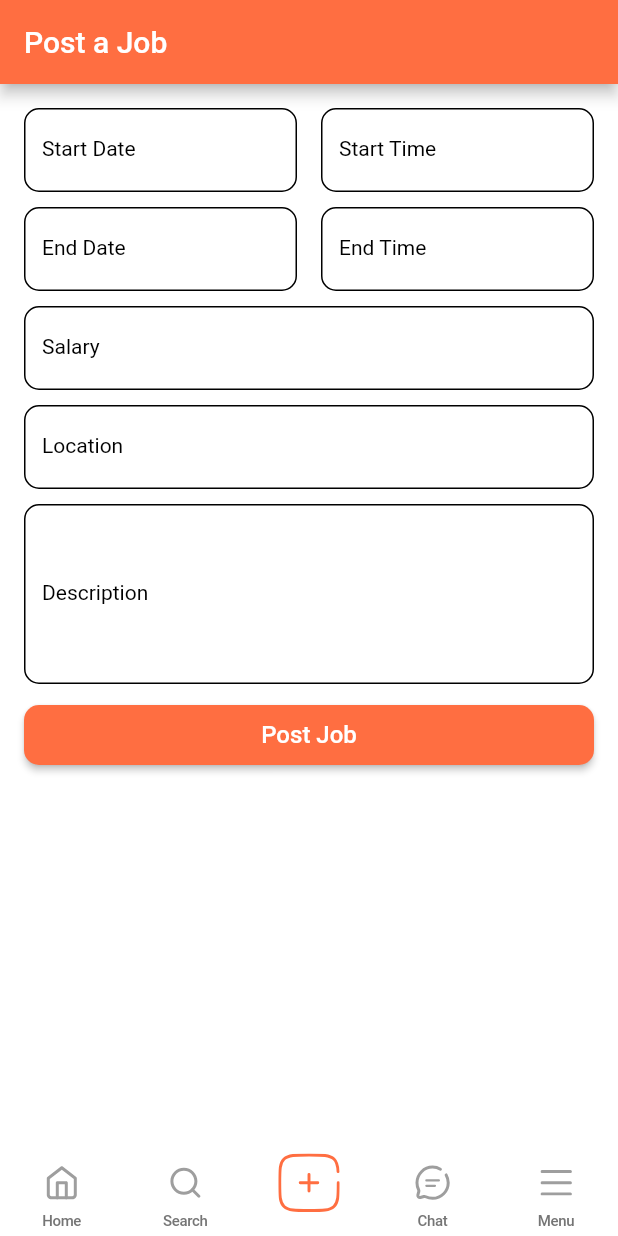
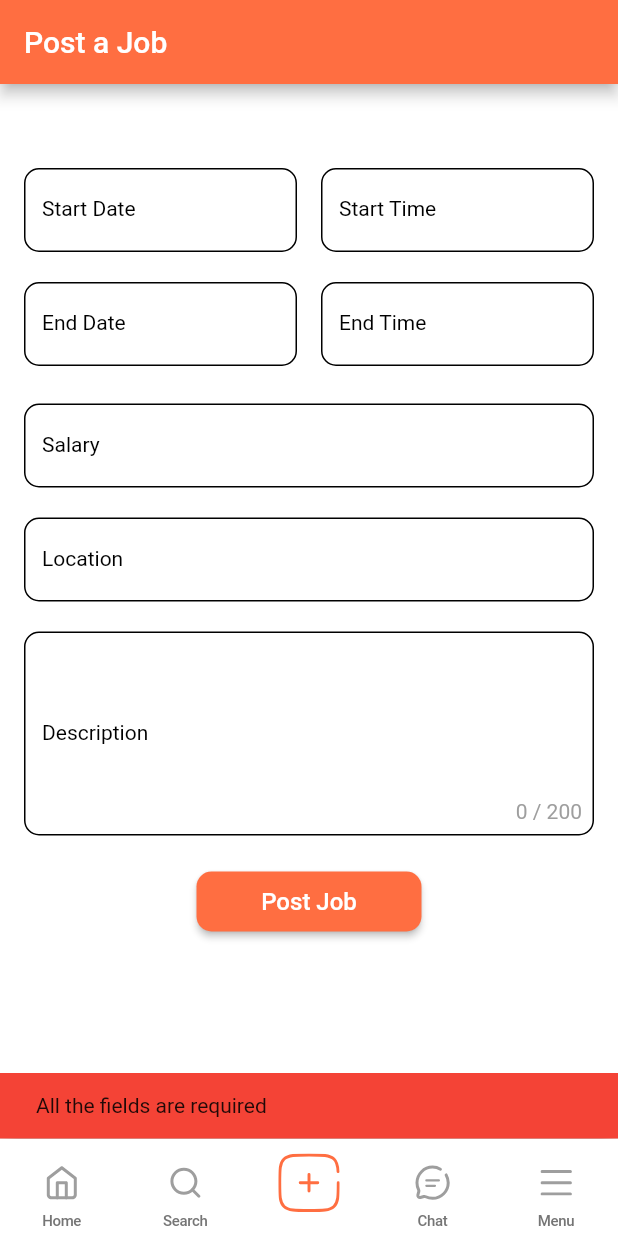
Before and after one commit to bathiyapathum/PartTimeNow_flutter_app, a Flutter app: the screen it shows once a user with an empty profile is signed in, item 3 of the bottom bar chosen, after a tap on "Post Job", on a phone screen of 412 x 824 dp. Run offline on Flutter 3.47's test engine with Material 2 defaults, Android fonts, the light colour scheme and no system bars; our stand-ins replace cloud_firestore, firebase_auth, firebase_core, firebase_storage, flutter_svg, image_picker and 3 more; accounts and stored records are empty; network calls fail; project files that could hold a hidden picture were left out.

Commit message:
Add Features

```diff
--- a/lib/screens/post_job_screen.dart
+++ b/lib/screens/post_job_screen.dart
@@ -3,10 +3,9 @@ import 'package:parttimenow_flutter/resources/auth_method.dart';
 import 'package:parttimenow_flutter/utils/colors.dart';
 import 'package:parttimenow_flutter/utils/utills.dart';
 import 'package:intl/intl.dart';
-// Import your AuthMethod class
 
 class PostJobScreen extends StatefulWidget {
-  const PostJobScreen({super.key});
+  const PostJobScreen({Key? key}) : super(key: key);
 
   @override
   State<PostJobScreen> createState() => _PostJobScreenState();
@@ -20,6 +19,25 @@ class _PostJobScreenState extends State<PostJobScreen> {
   final TextEditingController salaryController = TextEditingController();
   final TextEditingController locationController = TextEditingController();
   final TextEditingController descriptionController = TextEditingController();
+
+  int descriptionLength = 0;
+
+  String? validateRequiredField(String? value) {
+    if (value == null || value.isEmpty) {
+      return 'This field is required';
+    }
+    return null;
+  }
+
+  @override
+  void initState() {
+    super.initState();
+    descriptionController.addListener(() {
+      setState(() {
+        descriptionLength = descriptionController.text.length;
+      });
+    });
+  }
 
   @override
   void dispose() {
@@ -41,7 +59,7 @@ class _PostJobScreenState extends State<PostJobScreen> {
       firstDate: DateTime(2000),
       lastDate: DateTime(2101),
     );
-    if (picked != null && picked != DateTime.now()) {
+    if (picked != null) {
       setState(() {
         controller.text = formatDate(picked);
       });
@@ -78,9 +96,11 @@ class _PostJobScreenState extends State<PostJobScreen> {
         title: const Text('Post a Job'),
         backgroundColor: mobileBackgroundColor,
       ),
-      body: Padding(
+      body: SingleChildScrollView(
+        // Wrap the Scaffold in a SingleChildScrollView
+        child: Padding(
           padding: const EdgeInsets.all(16.0),
-        child: ListView(
+          child: Column(
             children: [
               Column(
                 children: [
@@ -89,27 +109,23 @@ class _PostJobScreenState extends State<PostJobScreen> {
                     children: [
                       Expanded(
                         child: Container(
-                        margin: const EdgeInsets.only(
-                            right:
-                                8), // Add gap between Start Date and Start Time
-                        child:
-                            buildTextField('Start Date', startDateController),
+                          margin: const EdgeInsets.only(right: 8, top: 40),
+                          child: buildTextField(
+                              'Start Date', startDateController, _selectDate),
                         ),
                       ),
                       Expanded(
                         child: Container(
-                        margin: const EdgeInsets.only(
-                            left:
-                                8), // Add gap between Start Date and Start Time
-                        child:
-                            buildTextField('Start Time', startTimeController),
+                          margin: const EdgeInsets.only(left: 8, top: 40),
+                          child: buildTextField(
+                              'Start Time', startTimeController, _selectTime),
                         ),
                       ),
                     ],
                   ),
                 ],
               ),
-            const SizedBox(height: 10),
+              const SizedBox(height: 20),
               Column(
                 children: [
                   Row(
@@ -117,36 +133,49 @@ class _PostJobScreenState extends State<PostJobScreen> {
                     children: [
                       Expanded(
                         child: Container(
-                        margin: const EdgeInsets.only(
-                            right: 8), // Add gap between End Date and End Time
-                        child: buildTextField('End Date', endDateController),
+                          margin: const EdgeInsets.only(right: 8),
+                          child: buildTextField(
+                              'End Date', endDateController, _selectDate),
                         ),
                       ),
                       Expanded(
                         child: Container(
-                        margin: const EdgeInsets.only(
-                            left: 8), // Add gap between End Date and End Time
-                        child: buildTextField('End Time', endTimeController),
+                          margin: const EdgeInsets.only(left: 8),
+                          child: buildTextField(
+                              'End Time', endTimeController, _selectTime),
                         ),
                       ),
                     ],
                   ),
+                  SizedBox(height: 5),
                 ],
               ),
-            const SizedBox(height: 10),
-            buildTextField('Salary', salaryController),
-            const SizedBox(height: 10),
-            buildTextField('Location', locationController),
-            const SizedBox(height: 10),
+              const SizedBox(height: 20),
+              buildSalaryField(),
+              const SizedBox(height: 20),
+              buildLocationField(),
+              const SizedBox(height: 20),
               buildDescriptionField(),
-            const SizedBox(height: 10),
+              const SizedBox(height: 20),
               ElevatedButton(
                 onPressed: () async {
-                // Add a print statement to check if this code block is executed
+                  if (descriptionLength > 200) {
+                    showValidationError("Character limit exceeded!");
+                  } else {
+                    final validationError = getRequiredFieldsValidation();
+                    if (validationError != null) {
+                      showValidationError(validationError);
+                    } else {
                       logger.d("Post Job button pressed");
 
-                final startDate = DateTime.parse(startDateController.text);
+                      final startDate =
+                          DateTime.parse(startDateController.text);
                       final endDate = DateTime.parse(endDateController.text);
+
+                      if (endDate.isBefore(startDate)) {
+                        showValidationError(
+                            "End date must be after or equal to start date");
+                      } else {
                         final salary = double.parse(salaryController.text);
                         final location = locationController.text;
                         final description = descriptionController.text;
@@ -161,8 +190,6 @@ class _PostJobScreenState extends State<PostJobScreen> {
                           endTime: endTimeController.text,
                         );
 
-                // Handle successful job posting
-                // Clear text controllers or navigate to another screen as needed
                         startDateController.clear();
                         startTimeController.clear();
                         endDateController.clear();
@@ -170,75 +197,176 @@ class _PostJobScreenState extends State<PostJobScreen> {
                         salaryController.clear();
                         locationController.clear();
                         descriptionController.clear();
+                      }
+                    }
+                  }
                 },
                 style: ElevatedButton.styleFrom(
-                foregroundColor: Colors.white, // Button background color
-                backgroundColor: mobileBackgroundColor, // Button text color
+                  foregroundColor: Colors.white,
+                  backgroundColor: mobileBackgroundColor,
                   shape: RoundedRectangleBorder(
-                  borderRadius: BorderRadius.circular(10), // Rounded corners
+                    borderRadius: BorderRadius.circular(10),
                   ),
-                minimumSize: const Size(150, 40), // Set the button size
+                  minimumSize: const Size(150, 40),
                 ),
                 child: const Text('Post Job', style: TextStyle(fontSize: 16)),
               ),
             ],
           ),
         ),
+      ),
     );
   }
 
-  Widget buildTextField(String labelText, TextEditingController controller) {
+  void showValidationError(String error) {
+    ScaffoldMessenger.of(context).showSnackBar(
+      SnackBar(
+        content: Text(error),
+        backgroundColor: Colors.red,
+      ),
+    );
+  }
+
+  String? getRequiredFieldsValidation() {
+    if (startDateController.text.isEmpty ||
+        startTimeController.text.isEmpty ||
+        endDateController.text.isEmpty ||
+        endTimeController.text.isEmpty ||
+        salaryController.text.isEmpty ||
+        locationController.text.isEmpty ||
+        descriptionController.text.isEmpty) {
+      final requiredFields = [
+        if (startDateController.text.isEmpty) "Start Date",
+        if (startTimeController.text.isEmpty) "Start Time",
+        if (endDateController.text.isEmpty) "End Date",
+        if (endTimeController.text.isEmpty) "End Time",
+        if (salaryController.text.isEmpty) "Salary",
+        if (locationController.text.isEmpty) "Location",
+        if (descriptionController.text.isEmpty) "Description",
+      ];
+      return "All the fields are required";
+    }
+    return null;
+  }
+
+  Widget buildTextField(String labelText, TextEditingController controller,
+      Function(BuildContext, TextEditingController) onTapFunction) {
     return TextField(
       controller: controller,
-      style: const TextStyle(
-          color: Colors.black, fontSize: 14), // Adjust font size
+      style: const TextStyle(color: Colors.black, fontSize: 14),
       decoration: InputDecoration(
         labelText: labelText,
         labelStyle: const TextStyle(
-            color: Colors.black, fontSize: 14), // Adjust font size
+          color: Colors.black,
+          fontSize: 14,
+        ),
         hintText: 'Enter a value',
         hintStyle: const TextStyle(color: Colors.grey),
         enabledBorder: OutlineInputBorder(
           borderSide: const BorderSide(color: Colors.black),
-          borderRadius: BorderRadius.circular(10), // Adjust field size
+          borderRadius: BorderRadius.circular(10),
         ),
         focusedBorder: OutlineInputBorder(
           borderSide: const BorderSide(color: Color.fromARGB(255, 206, 124, 0)),
-          borderRadius: BorderRadius.circular(10), // Adjust field size
+          borderRadius: BorderRadius.circular(10),
         ),
       ),
       onTap: () {
-        if (labelText.contains('Date')) {
-          _selectDate(context, controller);
-        } else if (labelText.contains('Time')) {
-          _selectTime(context, controller);
-        }
+        onTapFunction(context, controller);
       },
     );
   }
 
+  Widget buildSalaryField() {
+    return TextField(
+      controller: salaryController,
+      style: const TextStyle(color: Colors.black, fontSize: 14),
+      keyboardType: TextInputType.number,
+      decoration: InputDecoration(
+        labelText: 'Salary',
+        labelStyle: const TextStyle(
+          color: Colors.black,
+          fontSize: 14,
+        ),
+        hintText: '30000',
+        hintStyle: const TextStyle(color: Colors.grey),
+        enabledBorder: OutlineInputBorder(
+          borderSide: const BorderSide(color: Colors.black),
+          borderRadius: BorderRadius.circular(10),
+        ),
+        focusedBorder: OutlineInputBorder(
+          borderSide: const BorderSide(color: Color.fromARGB(255, 206, 124, 0)),
+          borderRadius: BorderRadius.circular(10),
+        ),
+      ),
+    );
+  }
+
+  Widget buildLocationField() {
+    return TextField(
+      controller: locationController,
+      style: const TextStyle(color: Colors.black, fontSize: 14),
+      keyboardType: TextInputType.text,
+      decoration: InputDecoration(
+        labelText: 'Location',
+        labelStyle: const TextStyle(
+          color: Colors.black,
+          fontSize: 14,
+        ),
+        hintText: 'Enter a location',
+        hintStyle: const TextStyle(color: Colors.grey),
+        enabledBorder: OutlineInputBorder(
+          borderSide: const BorderSide(color: Colors.black),
+          borderRadius: BorderRadius.circular(10),
+        ),
+        focusedBorder: OutlineInputBorder(
+          borderSide: const BorderSide(color: Color.fromARGB(255, 206, 124, 0)),
+          borderRadius: BorderRadius.circular(10),
+        ),
+      ),
+    );
+  }
+
   Widget buildDescriptionField() {
-    return TextField(
+    return Stack(
+      children: [
+        TextField(
           controller: descriptionController,
-      style: const TextStyle(
-          color: Colors.black, fontSize: 14), // Adjust font size
-      maxLines: 5,
+          style: const TextStyle(color: Colors.black, fontSize: 14),
+          maxLines: 6,
           decoration: InputDecoration(
             labelText: 'Description',
             labelStyle: const TextStyle(
-            color: Colors.black, fontSize: 14), // Adjust font size
+              color: Colors.black,
+              fontSize: 14,
+            ),
             hintText: 'Enter a description',
             hintStyle: const TextStyle(color: Colors.grey),
             enabledBorder: OutlineInputBorder(
               borderSide: const BorderSide(color: Colors.black),
-          borderRadius: BorderRadius.circular(10), // Adjust field size
+              borderRadius: BorderRadius.circular(10),
             ),
             focusedBorder: OutlineInputBorder(
-          borderSide:
-              const BorderSide(color: Color.fromARGB(255, 255, 162, 22)),
-          borderRadius: BorderRadius.circular(10), // Adjust field size
+              borderSide: BorderSide(
+                color: descriptionLength <= 200
+                    ? Color.fromARGB(255, 255, 162, 22)
+                    : Colors.red,
+              ),
+              borderRadius: BorderRadius.circular(10),
             ),
           ),
+        ),
+        Positioned(
+          bottom: 8,
+          right: 8,
+          child: Text(
+            '${descriptionLength.toString()} / 200',
+            style: TextStyle(
+              color: descriptionLength <= 200 ? Colors.grey : Colors.red,
+            ),
+          ),
+        ),
+      ],
     );
   }
 }
```
Lines whose indentation alone changed are shown as unchanged.
